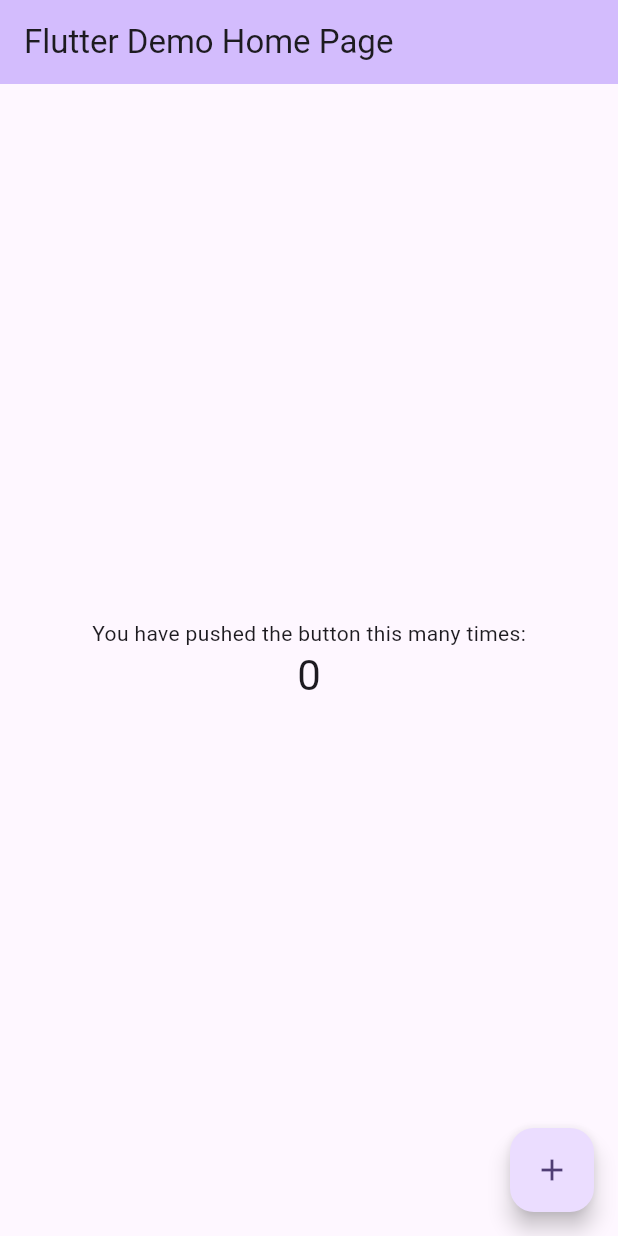
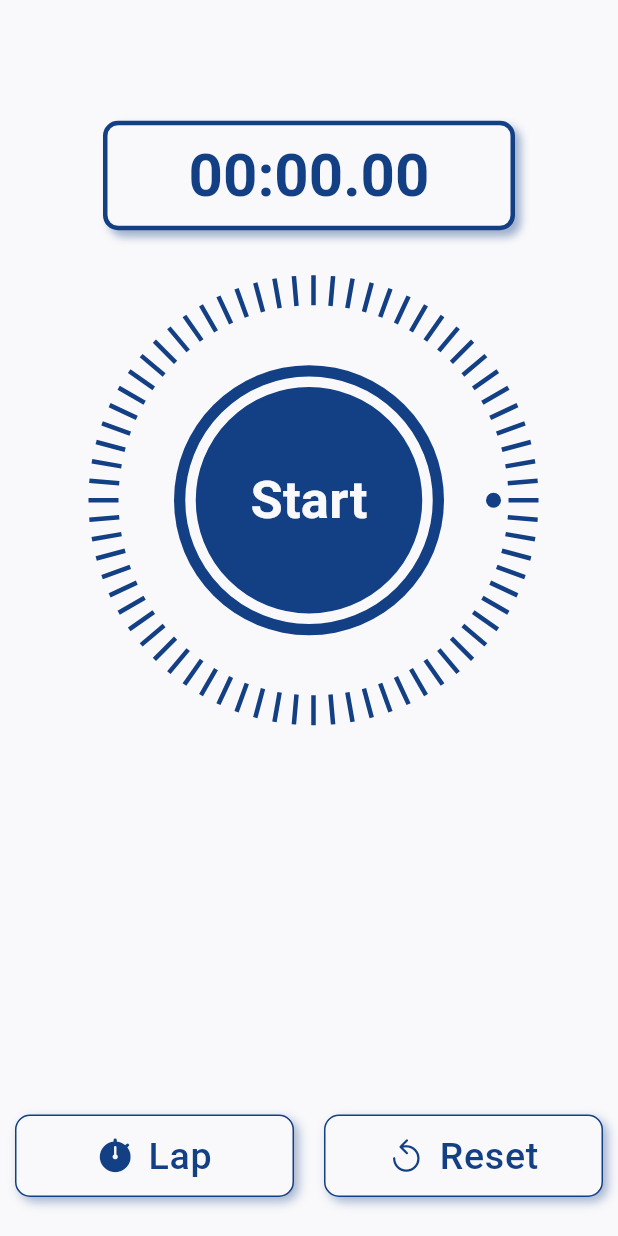
Before and after one commit to Shaswat21/PRODIGY_AD_03, a Flutter app: the screen it shows after launch, on a phone screen of 412 x 824 dp. Run offline on Flutter 3.47's test engine with Material 3 defaults, Android fonts, the phone set to English and light mode, and no system bars; our stand-ins replace hexcolor.

Commit message:
Implemented Stopwatch

```diff
--- a/lib/main.dart
+++ b/lib/main.dart
@@ -1,3 +1,5 @@
+import 'package:basic_stopwatch/theme.dart';
+import 'package:basic_stopwatch/screens/stopwatch_screen.dart';
 import 'package:flutter/material.dart';
 
 void main() {
@@ -11,115 +13,11 @@
   @override
   Widget build(BuildContext context) {
     return MaterialApp(
-      title: 'Flutter Demo',
-      theme: ThemeData(
-        // This is the theme of your application.
-        //
-        // TRY THIS: Try running your application with "flutter run". You'll see
-        // the application has a purple toolbar. Then, without quitting the app,
-        // try changing the seedColor in the colorScheme below to Colors.green
-        // and then invoke "hot reload" (save your changes or press the "hot
-        // reload" button in a Flutter-supported IDE, or press "r" if you used
-        // the command line to start the app).
-        //
-        // Notice that the counter didn't reset back to zero; the application
-        // state is not lost during the reload. To reset the state, use hot
-        // restart instead.
-        //
-        // This works for code too, not just values: Most code changes can be
-        // tested with just a hot reload.
-        colorScheme: ColorScheme.fromSeed(seedColor: Colors.deepPurple),
-        useMaterial3: true,
-      ),
-      home: const MyHomePage(title: 'Flutter Demo Home Page'),
+      debugShowCheckedModeBanner: false,
+      title: 'Stopwatch',
+      theme: ThemeClass.lightTheme,
+      darkTheme: ThemeClass.darkTheme,
+      home: const StopwatchScreen(),
     );
   }
 }
-
-class MyHomePage extends StatefulWidget {
-  const MyHomePage({super.key, required this.title});
-
-  // This widget is the home page of your application. It is stateful, meaning
-  // that it has a State object (defined below) that contains fields that affect
-  // how it looks.
-
-  // This class is the configuration for the state. It holds the values (in this
-  // case the title) provided by the parent (in this case the App widget) and
-  // used by the build method of the State. Fields in a Widget subclass are
-  // always marked "final".
-
-  final String title;
-
-  @override
-  State<MyHomePage> createState() => _MyHomePageState();
-}
-
-class _MyHomePageState extends State<MyHomePage> {
-  int _counter = 0;
-
-  void _incrementCounter() {
-    setState(() {
-      // This call to setState tells the Flutter framework that something has
-      // changed in this State, which causes it to rerun the build method below
-      // so that the display can reflect the updated values. If we changed
-      // _counter without calling setState(), then the build method would not be
-      // called again, and so nothing would appear to happen.
-      _counter++;
-    });
-  }
-
-  @override
-  Widget build(BuildContext context) {
-    // This method is rerun every time setState is called, for instance as done
-    // by the _incrementCounter method above.
-    //
-    // The Flutter framework has been optimized to make rerunning build methods
-    // fast, so that you can just rebuild anything that needs updating rather
-    // than having to individually change instances of widgets.
-    return Scaffold(
-      appBar: AppBar(
-        // TRY THIS: Try changing the color here to a specific color (to
-        // Colors.amber, perhaps?) and trigger a hot reload to see the AppBar
-        // change color while the other colors stay the same.
-        backgroundColor: Theme.of(context).colorScheme.inversePrimary,
-        // Here we take the value from the MyHomePage object that was created by
-        // the App.build method, and use it to set our appbar title.
-        title: Text(widget.title),
-      ),
-      body: Center(
-        // Center is a layout widget. It takes a single child and positions it
-        // in the middle of the parent.
-        child: Column(
-          // Column is also a layout widget. It takes a list of children and
-          // arranges them vertically. By default, it sizes itself to fit its
-          // children horizontally, and tries to be as tall as its parent.
-          //
-          // Column has various properties to control how it sizes itself and
-          // how it positions its children. Here we use mainAxisAlignment to
-          // center the children vertically; the main axis here is the vertical
-          // axis because Columns are vertical (the cross axis would be
-          // horizontal).
-          //
-          // TRY THIS: Invoke "debug painting" (choose the "Toggle Debug Paint"
-          // action in the IDE, or press "p" in the console), to see the
-          // wireframe for each widget.
-          mainAxisAlignment: MainAxisAlignment.center,
-          children: <Widget>[
-            const Text(
-              'You have pushed the button this many times:',
-            ),
-            Text(
-              '$_counter',
-              style: Theme.of(context).textTheme.headlineMedium,
-            ),
-          ],
-        ),
-      ),
-      floatingActionButton: FloatingActionButton(
-        onPressed: _incrementCounter,
-        tooltip: 'Increment',
-        child: const Icon(Icons.add),
-      ), // This trailing comma makes auto-formatting nicer for build methods.
-    );
-  }
-}
--- /dev/null
+++ b/lib/screens/stopwatch_screen.dart
@@ -0,0 +1,286 @@
+import 'dart:async';
+import 'dart:math';
+import 'dart:core';
+import 'package:basic_stopwatch/widgets/custom_button.dart';
+import 'package:basic_stopwatch/widgets/positioned_button.dart';
+import 'package:flutter/cupertino.dart';
+import 'package:flutter/material.dart';
+
+class StopwatchScreen extends StatefulWidget {
+  const StopwatchScreen({super.key});
+
+  @override
+  State<StopwatchScreen> createState() => _StopwatchScreenState();
+}
+
+class _StopwatchScreenState extends State<StopwatchScreen> {
+  late WatchPainter watchPainter;
+  late Stopwatch stopwatch;
+  late Timer timer;
+  List laps = [];
+
+  void handleStartStop() {
+    if (stopwatch.isRunning) {
+      stopwatch.stop();
+    } else {
+      stopwatch.start();
+    }
+  }
+
+  final _renderBoxKey = GlobalKey();
+
+  String state = "Start";
+
+  @override
+  void initState() {
+    // TODO: implement initState
+    super.initState();
+    watchPainter = WatchPainter(context: context);
+    stopwatch = Stopwatch();
+
+    timer = Timer.periodic(const Duration(milliseconds: 30), (timer) {
+      setState(() {});
+    });
+  }
+
+  @override
+  void dispose() {
+    timer.cancel();
+    super.dispose();
+  }
+
+  String stopwatchTime() {
+    var milli = stopwatch.elapsed.inMilliseconds;
+
+    String milliseconds = (milli % 100).toString().padLeft(2, "0");
+    String seconds = ((milli ~/ 1000) % 60).toString().padLeft(2, "0");
+    String minutes = ((milli ~/ 1000) ~/ 60).toString().padLeft(2, "0");
+
+    return "$minutes:$seconds.$milliseconds";
+  }
+
+  Duration parseDuration(String time) {
+    List<String> parts = time.split(':');
+    int minutes = int.parse(parts[0]);
+    List<String> secondsParts = parts[1].split('.');
+    int seconds = int.parse(secondsParts[0]);
+    int milliseconds = int.parse(secondsParts[1]);
+    return Duration(
+        minutes: minutes, seconds: seconds, milliseconds: milliseconds);
+  }
+
+  String formatDuration(Duration duration) {
+    String twoDigits(int n) => n.toString().padLeft(2, '0');
+    String twoDigitMinutes = twoDigits(duration.inMinutes.remainder(60));
+    String twoDigitSeconds = twoDigits(duration.inSeconds.remainder(60));
+    String twoDigitMilliseconds =
+        twoDigits(duration.inMilliseconds.remainder(1000) ~/ 10);
+    return '$twoDigitMinutes:$twoDigitSeconds.$twoDigitMilliseconds';
+  }
+
+  @override
+  Widget build(BuildContext context) {
+    return Scaffold(
+      floatingActionButtonLocation: FloatingActionButtonLocation.centerFloat,
+      floatingActionButton: Padding(
+        padding: const EdgeInsets.all(10.0),
+        child: Row(
+          mainAxisAlignment: MainAxisAlignment.spaceAround,
+          children: [
+            Expanded(
+                child: CustomButton(
+              onTap: () {
+                if(state == 'Start') return;
+                var time = stopwatchTime();
+                var difference = stopwatchTime();
+                if (laps.isNotEmpty) {
+                  Duration startDuration = parseDuration(laps[laps.length-1]['time']);
+                  Duration endDuration = parseDuration(stopwatchTime());
+
+                  difference = formatDuration(endDuration - startDuration);
+                }
+                laps.add({
+                  'time': time,
+                  'difference': difference,
+                });
+              },
+              text: 'Lap',
+              icon: CupertinoIcons.stopwatch_fill,
+            )),
+            const SizedBox(
+              width: 20,
+            ),
+            Expanded(
+                child: CustomButton(
+              onTap: () {
+                stopwatch.reset();
+                laps.clear();
+              },
+              text: 'Reset',
+              icon: CupertinoIcons.restart,
+            ))
+          ],
+        ),
+      ),
+      body: Column(
+        mainAxisAlignment: MainAxisAlignment.center,
+        crossAxisAlignment: CrossAxisAlignment.center,
+        children: [
+          Align(
+            alignment: Alignment.center,
+            child: Container(
+              width: MediaQuery.sizeOf(context).width / 1.5,
+              decoration: BoxDecoration(
+                color: Theme.of(context).colorScheme.background,
+                borderRadius: BorderRadius.circular(10),
+                border: Border.all(
+                  color: Theme.of(context).primaryColor,
+                  width: 3,
+                ),
+                boxShadow: [
+                  BoxShadow(
+                    color: Theme.of(context).shadowColor,
+                    offset: const Offset(4, 4),
+                    blurRadius: 4,
+                  ),
+                ],
+              ),
+              child: Padding(
+                padding: const EdgeInsets.all(8.0),
+                child: Text(
+                  stopwatchTime(),
+                  textAlign: TextAlign.center,
+                  style: Theme.of(context).textTheme.titleLarge,
+                ),
+              ),
+            ),
+          ),
+          const SizedBox(height: 30),
+          Stack(
+            children: [
+              const Center(
+                child: SizedBox(
+                  height: 270,
+                ),
+              ),
+              Center(
+                child: SizedBox(
+                  height: 150,
+                  width: MediaQuery.sizeOf(context).width / 2,
+                  child: CustomPaint(
+                    painter: watchPainter,
+                    key: _renderBoxKey,
+                  ),
+                ),
+              ),
+              PositionedButton(
+                onTap: () {
+                  setState(() {
+                    if (state == 'Start') {
+                      state = 'Stop';
+                    } else {
+                      state = 'Start';
+                    }
+                  });
+                  handleStartStop();
+                },
+                renderBoxKey: _renderBoxKey,
+                watchPainter: watchPainter,
+                child: Text(
+                  state,
+                  style: Theme.of(context).textTheme.labelLarge,
+                ),
+              )
+            ],
+          ),
+          const SizedBox(height: 60),
+          SizedBox(
+            height: 200,
+            child: Padding(
+              padding: const EdgeInsets.only(right: 10.0),
+              child: ListView.builder(
+                itemCount: laps.length,
+                itemBuilder: (context, index) {
+                  return Row(
+                    mainAxisAlignment: MainAxisAlignment.spaceBetween,
+                    children: [
+                      Row(
+                        children: [
+                          Checkbox(
+                            value: true,
+                            onChanged: (value) {},
+                            shape: CircleBorder(),
+                            activeColor: Theme.of(context).primaryColor,
+                          ),
+                          Text('Lap ${index + 1}',
+                              style: Theme.of(context).textTheme.bodyMedium),
+                        ],
+                      ),
+                      Text(laps[index]['time'],
+                          style: Theme.of(context).textTheme.bodyMedium),
+                      Text('+${laps[index]['difference']}',
+                          style: Theme.of(context).textTheme.bodyMedium),
+                    ],
+                  );
+                },
+              ),
+            ),
+          ),
+          const SizedBox(height: 30,)
+        ],
+      ),
+    );
+  }
+}
+
+class WatchPainter extends CustomPainter {
+  final BuildContext context;
+  double rotationAngle = 0.0;
+
+  WatchPainter({
+    required this.context,
+  });
+
+  @override
+  void paint(Canvas canvas, Size size) {
+    var centerX = size.width;
+    var centerY = size.height;
+    var radius = min(centerX, centerY);
+
+    var dashBrush = Paint()
+      ..color = Theme.of(context).primaryColor
+      ..strokeWidth = 3;
+
+    var outerCircleRadius = radius;
+    var innerCircleRadius = radius - 20;
+    for (int i = 0; i < 360; i += 5) {
+      var x1 = centerX + -centerY + 50 + outerCircleRadius * cos(i * pi / 180);
+      var y1 = centerY + outerCircleRadius * sin(i * pi / 180);
+
+      var x2 = centerX + -centerY + 50 + innerCircleRadius * cos(i * pi / 180);
+      var y2 = centerY + innerCircleRadius * sin(i * pi / 180);
+      canvas.drawLine(Offset(x1, y1), Offset(x2, y2), dashBrush);
+    }
+
+    var pointBrush = Paint()
+      ..color = Theme.of(context).primaryColor
+      ..strokeWidth = 6;
+
+    var pointX = centerX +
+        -centerY +
+        50 +
+        innerCircleRadius * cos(rotationAngle * pi / 180);
+    var pointY = centerY + innerCircleRadius * sin(rotationAngle * pi / 180);
+    canvas.drawCircle(Offset(pointX - 10, pointY), 5, pointBrush);
+  }
+
+  @override
+  bool shouldRepaint(covariant CustomPainter oldDelegate) {
+    // TODO: implement shouldRepaint
+    throw UnimplementedError();
+  }
+
+  void updateRotationAngle(double newAngle) {
+    rotationAngle = newAngle;
+  }
+}
--- /dev/null
+++ b/lib/theme.dart
@@ -0,0 +1,57 @@
+import 'package:flutter/material.dart';
+import 'package:hexcolor/hexcolor.dart';
+
+class ThemeClass {
+  Color darkPrimaryColor = HexColor('#113164');
+  Color secondaryColor = HexColor('#f9f9fb');
+  Color lightPrimaryColor = HexColor('#133f85');
+  Color lightSecondaryColor = HexColor('#08224d');
+
+  static ThemeData lightTheme = ThemeData(
+    scaffoldBackgroundColor: _themeClass.secondaryColor,
+    primaryColor: _themeClass.lightPrimaryColor,
+    shadowColor: _themeClass.lightPrimaryColor.withAlpha(100),
+    colorScheme: ColorScheme.light(background: _themeClass.secondaryColor),
+    iconTheme: IconThemeData(color: _themeClass.lightPrimaryColor),
+    textTheme: TextTheme(
+      titleLarge: TextStyle(
+          fontSize: 40,
+          color: _themeClass.lightPrimaryColor,
+          fontWeight: FontWeight.w700),
+      labelLarge: TextStyle(
+          fontSize: 35,
+          color: _themeClass.secondaryColor,
+          fontWeight: FontWeight.w600),
+      bodyMedium: TextStyle(
+        fontSize: 20,
+        color: _themeClass.lightPrimaryColor,
+      ),
+      labelMedium:
+          TextStyle(fontSize: 25, color: _themeClass.lightPrimaryColor),
+    ),
+  );
+  static ThemeData darkTheme = ThemeData(
+    scaffoldBackgroundColor: _themeClass.darkPrimaryColor,
+    primaryColor: _themeClass.secondaryColor,
+    shadowColor: _themeClass.lightSecondaryColor,
+    colorScheme: ColorScheme.dark(background: _themeClass.secondaryColor),
+    iconTheme: IconThemeData(color: _themeClass.secondaryColor),
+    textTheme: TextTheme(
+        titleLarge: TextStyle(
+            fontSize: 40,
+            color: _themeClass.darkPrimaryColor,
+            fontWeight: FontWeight.w700),
+        labelLarge: TextStyle(
+            fontSize: 35,
+            color: _themeClass.darkPrimaryColor,
+            fontWeight: FontWeight.w600),
+        bodyMedium: TextStyle(
+          fontSize: 20,
+          color: _themeClass.secondaryColor,
+        ),
+        labelMedium:
+            TextStyle(fontSize: 25, color: _themeClass.secondaryColor)),
+  );
+}
+
+ThemeClass _themeClass = ThemeClass();
--- /dev/null
+++ b/lib/widgets/custom_button.dart
@@ -0,0 +1,48 @@
+import 'package:flutter/material.dart';
+
+class CustomButton extends StatelessWidget {
+  final IconData icon;
+  final String text;
+  final void Function()? onTap;
+
+  const CustomButton({
+    super.key,
+    required this.icon,
+    required this.text,
+    required this.onTap,
+  });
+
+  @override
+  Widget build(BuildContext context) {
+    return GestureDetector(
+      onTap: onTap,
+      child: Container(
+        padding: const EdgeInsets.all(10),
+        decoration: BoxDecoration(
+          color: Theme.of(context).scaffoldBackgroundColor,
+          border: Border.all(color: Theme.of(context).primaryColor),
+          borderRadius: BorderRadius.circular(10),
+          boxShadow: [
+            BoxShadow(
+              color: Theme.of(context).shadowColor,
+              offset: const Offset(3, 3),
+              blurRadius: 5,
+            )
+          ]
+        ),
+        child: Row(
+          mainAxisAlignment: MainAxisAlignment.center,
+          crossAxisAlignment: CrossAxisAlignment.center,
+          children: [
+            Icon(icon),
+            const SizedBox(width: 10,),
+            Text(
+              text,
+              style: Theme.of(context).textTheme.labelMedium,
+            )
+          ],
+        ),
+      ),
+    );
+  }
+}
--- /dev/null
+++ b/lib/widgets/positioned_button.dart
@@ -0,0 +1,77 @@
+import 'package:flutter/material.dart';
+
+import '../screens/stopwatch_screen.dart';
+
+class PositionedButton extends StatefulWidget {
+  final WatchPainter watchPainter;
+  final GlobalKey renderBoxKey;
+  final Widget child;
+  final void Function()? onTap;
+
+  const PositionedButton({
+    super.key,
+    required this.watchPainter,
+    required this.renderBoxKey,
+    required this.child,
+    required this.onTap,
+  });
+
+  @override
+  State<PositionedButton> createState() => _PositionedButtonState();
+}
+
+class _PositionedButtonState extends State<PositionedButton> {
+  late RenderBox renderBox;
+
+  @override
+  void initState() {
+    super.initState();
+    WidgetsBinding.instance.addPostFrameCallback((_) {
+      renderBox =
+          widget.renderBoxKey.currentContext?.findRenderObject() as RenderBox;
+      setState(() {});
+    });
+  }
+
+  @override
+  Widget build(BuildContext context) {
+    if (renderBox == null) {
+      return SizedBox();
+    }
+
+    final size = renderBox.size;
+    final centerX = size.width / 2;
+    final centerY = size.height / 2;
+    const double containerSize = 300 - 20 - 100;
+
+    return Positioned(
+      left: centerX - containerSize / 2 + centerX,
+      top: centerY - containerSize / 2 + centerY,
+      child: GestureDetector(
+        onTap: widget.onTap,
+        child: Container(
+          width: containerSize,
+          height: containerSize,
+          decoration: BoxDecoration(
+            color: Theme.of(context).primaryColor,
+            shape: BoxShape.circle,
+          ),
+          child: Center(
+            child: Container(
+              width: containerSize - 15,
+              height: containerSize - 15,
+              decoration: BoxDecoration(
+                border: Border.all(
+                  color: Theme.of(context).scaffoldBackgroundColor,
+                  width: 7,
+                ),
+                shape: BoxShape.circle
+              ),
+              child: Center(child: widget.child),
+            ),
+          ),
+        ),
+      ),
+    );
+  }
+}
--- a/pubspec.yaml
+++ b/pubspec.yaml
@@ -35,6 +35,7 @@ dependencies:
   # The following adds the Cupertino Icons font to your application.
   # Use with the CupertinoIcons class for iOS style icons.
   cupertino_icons: ^1.0.6
+  hexcolor: ^3.0.1
 
 dev_dependencies:
   flutter_test:
```
Also changed, not shown: pubspec.lock.
